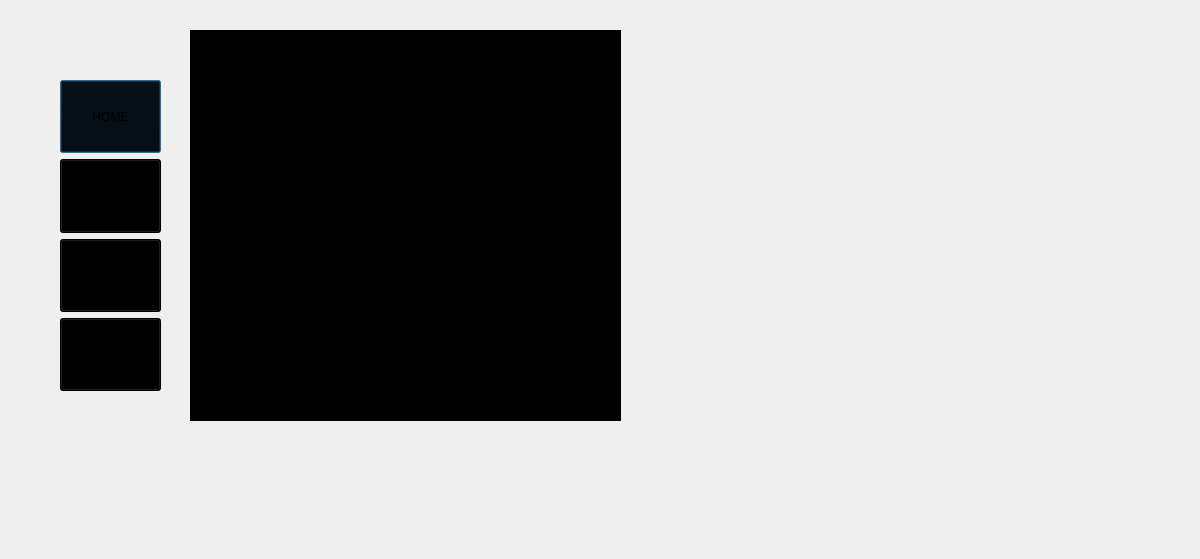
Old version of the form secondialogbox/studentdashboard.ui in the repository SijanBhandari17/IAMS.
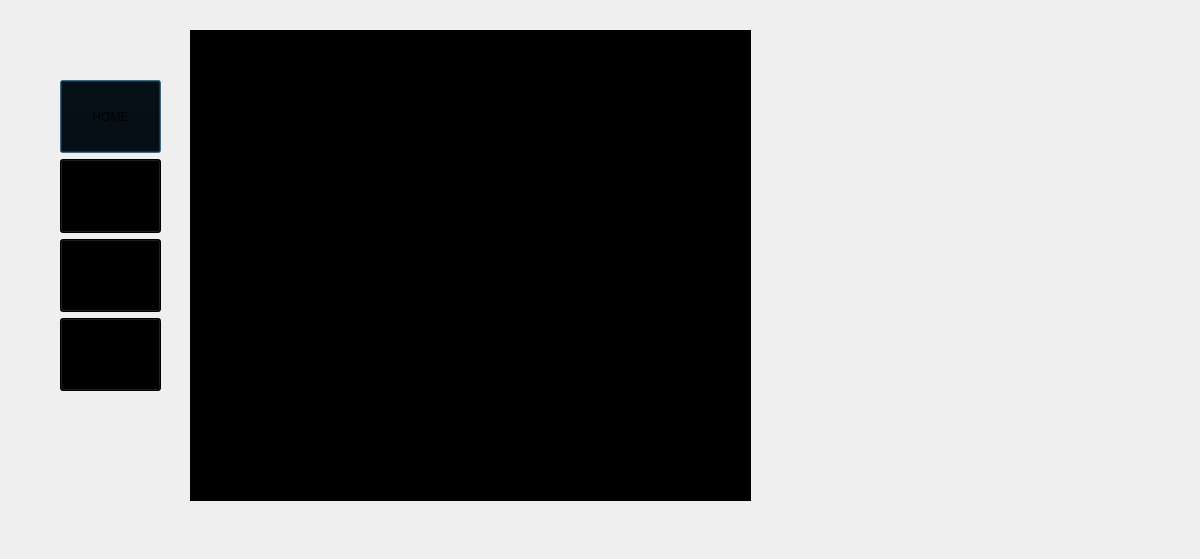
New version of the form.

Commit message: add logout button

```diff
--- a/secondialogbox/studentdashboard.ui
+++ b/secondialogbox/studentdashboard.ui
@@ -94,8 +94,8 @@
     <rect>
      <x>190</x>
      <y>30</y>
-     <width>431</width>
-     <height>391</height>
+     <width>561</width>
+     <height>471</height>
     </rect>
    </property>
    <property name="styleSheet">
```
The commit also changes 6 other files.
